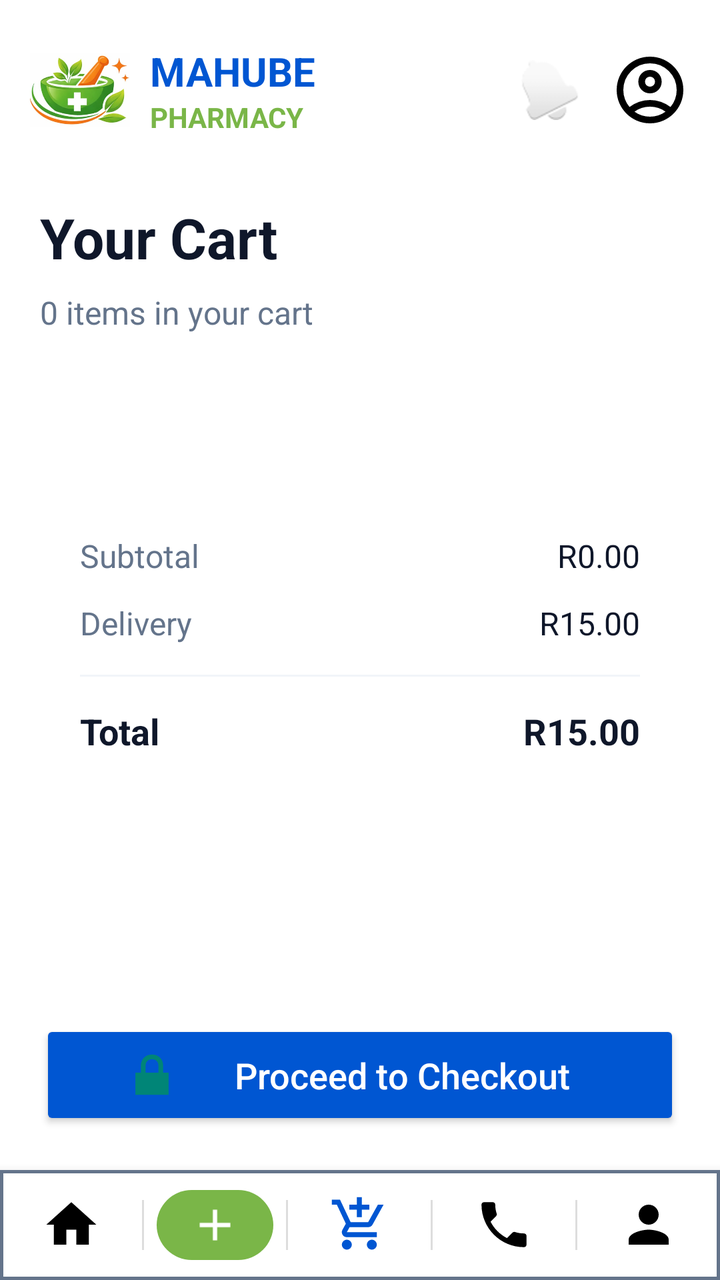
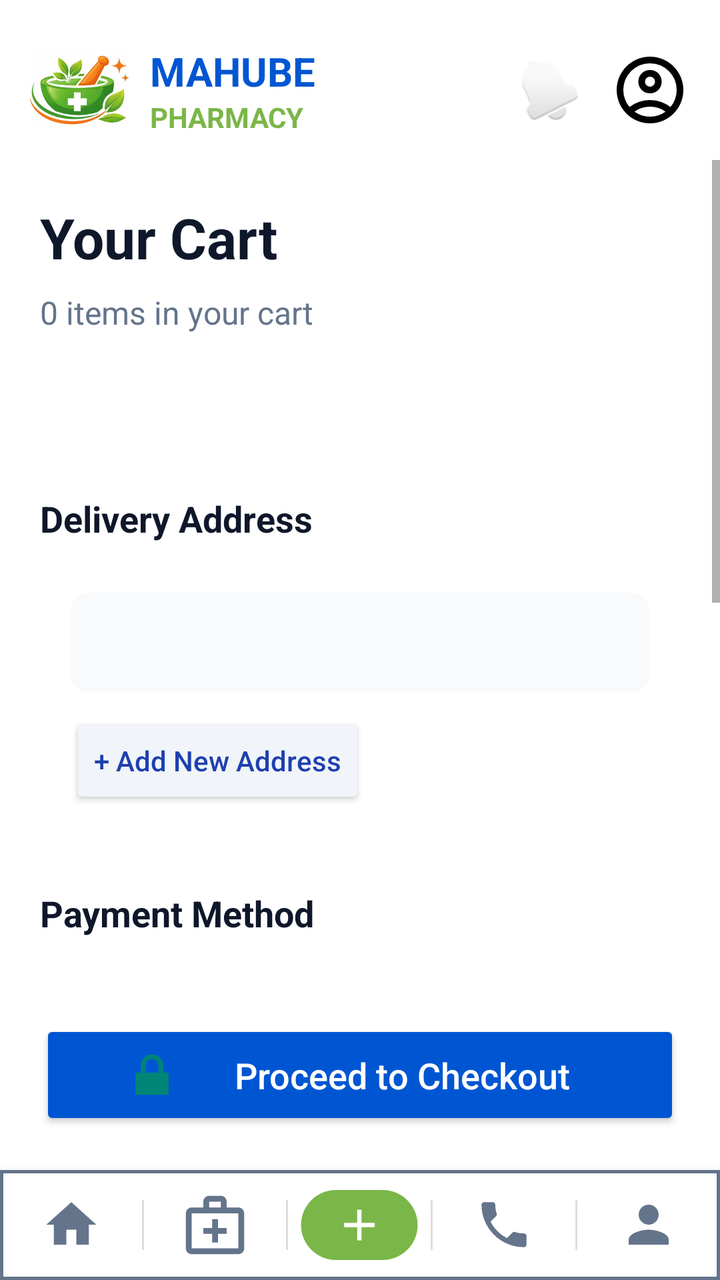

Two renders of the same Android screen: before a commit and after it. Below are the layout's source before the change and the commit's diff.
<!-- AndroidManifest.xml: application theme Theme.MahubePhamarcy -->
<!-- res/layout/cart_page.xml -->
<?xml version="1.0" encoding="utf-8"?>
<LinearLayout xmlns:android="http://schemas.android.com/apk/res/android"
    xmlns:app="http://schemas.android.com/apk/res-auto"
    android:layout_width="match_parent"
    android:layout_height="match_parent"
    android:orientation="vertical"
    android:layout_marginTop="25dp"
    android:background="@color/white">

    
    <RelativeLayout
        android:layout_width="match_parent"
        android:layout_height="wrap_content"
        android:layout_marginTop="20dp"
        android:clickable="true"
        android:paddingHorizontal="15dp">

        <ImageView
            android:id="@+id/Icon"
            android:layout_width="50dp"
            android:layout_height="50dp"
            android:layout_alignParentStart="true"
            android:layout_centerVertical="true"
            android:src="@drawable/icon_image"
            android:contentDescription="@string/app_name"
            android:clickable="true"
            android:onClick="showHomePage" />

        <LinearLayout
            android:id="@+id/logoTextContainer"
            android:layout_width="wrap_content"
            android:layout_height="wrap_content"
            android:layout_centerVertical="true"
            android:layout_marginStart="10dp"
            android:layout_toEndOf="@id/Icon"
            android:orientation="vertical"
            android:clickable="true"
            android:onClick="showHomePage">

            <TextView
                android:id="@+id/mahubePharmacy"
                android:layout_width="wrap_content"
                android:layout_height="wrap_content"
                android:text="@string/mahube"
                android:textColor="@color/button_blue"
                android:textSize="20sp"
                android:textStyle="bold" />

            <TextView
                android:layout_width="wrap_content"
                android:layout_height="wrap_content"
                android:text="@string/pharmacy"
                android:textColor="#7AB648"
                android:textSize="14sp"
                android:textStyle="bold" />
        </LinearLayout>

        <ImageView
            android:id="@+id/profileIcon"
            android:layout_width="40dp"
            android:layout_height="40dp"
            android:layout_alignParentEnd="true"
            android:layout_centerVertical="true"
            app:tint="#64748B"
            android:src="@drawable/account_circle"
            android:contentDescription="Profile"
            android:clickable="true"
            android:onClick="showProfilePage"/>

        <ImageView
            android:id="@+id/notificationIcon"
            android:layout_width="30dp"
            android:layout_height="30dp"
            android:layout_centerVertical="true"
            android:layout_marginEnd="15dp"
            android:layout_toStartOf="@id/profileIcon"
            android:src="@android:drawable/ic_popup_reminder"
            app:tint="#64748B"
            android:contentDescription="Notifications" />
    </RelativeLayout>

    <ScrollView
        android:layout_width="match_parent"
        android:layout_height="0dp"
        android:layout_weight="1"
        android:layout_marginTop="10dp">

        <LinearLayout
            android:layout_width="match_parent"
            android:layout_height="wrap_content"
            android:orientation="vertical"
            android:padding="20dp">

            
            <TextView
                android:layout_width="wrap_content"
                android:layout_height="wrap_content"
                android:text="@string/your_cart"
                android:textColor="#0F172A"
                android:textSize="28sp"
                android:textStyle="bold" />

            <TextView
                android:id="@+id/cartItemsSummary"
                android:layout_width="wrap_content"
                android:layout_height="wrap_content"
                android:layout_marginTop="8dp"
                android:text="0 items in your cart"
                android:textColor="@color/secondary_textColor"
                android:textSize="16sp" />

            
            <LinearLayout
                android:id="@+id/cartItemsContainer"
                android:layout_width="match_parent"
                android:layout_height="wrap_content"
                android:layout_marginTop="25dp"
                android:background="@drawable/edit_box"
                android:backgroundTint="@color/white"
                android:elevation="2dp"
                android:orientation="vertical"
                android:padding="15dp">
                
            </LinearLayout>

            
            <LinearLayout
                android:layout_width="match_parent"
                android:layout_height="wrap_content"
                android:layout_marginTop="25dp"
                android:background="@drawable/edit_box"
                android:backgroundTint="@color/white"
                android:elevation="2dp"
                android:orientation="vertical"
                android:padding="20dp">

                <RelativeLayout
                    android:layout_width="match_parent"
                    android:layout_height="wrap_content">

                    <TextView
                        android:layout_width="wrap_content"
                        android:layout_height="wrap_content"
                        android:text="@string/subtotal"
                        android:textColor="@color/secondary_textColor"
                        android:textSize="16sp" />

                    <TextView
                        android:id="@+id/cartSubtotal"
                        android:layout_width="wrap_content"
                        android:layout_height="wrap_content"
                        android:layout_alignParentEnd="true"
                        android:text="R0.00"
                        android:textColor="#0F172A"
                        android:textSize="16sp" />
                </RelativeLayout>

                <RelativeLayout
                    android:layout_width="match_parent"
                    android:layout_height="wrap_content"
                    android:layout_marginTop="12dp">

                    <TextView
                        android:layout_width="wrap_content"
                        android:layout_height="wrap_content"
                        android:text="@string/delivery"
                        android:textColor="@color/secondary_textColor"
                        android:textSize="16sp" />

                    <TextView
                        android:id="@+id/cartDelivery"
                        android:layout_width="wrap_content"
                        android:layout_height="wrap_content"
                        android:layout_alignParentEnd="true"
                        android:text="R15.00"
                        android:textColor="#0F172A"
                        android:textSize="16sp" />
                </RelativeLayout>

                <View
                    android:layout_width="match_parent"
                    android:layout_height="1dp"
                    android:layout_marginVertical="15dp"
                    android:background="#F1F5F9" />

                <RelativeLayout
                    android:layout_width="match_parent"
                    android:layout_height="wrap_content">

                    <TextView
                        android:layout_width="wrap_content"
                        android:layout_height="wrap_content"
                        android:text="@string/total"
                        android:textColor="#0F172A"
                        android:textSize="18sp"
                        android:textStyle="bold" />

                    <TextView
                        android:id="@+id/cartTotal"
                        android:layout_width="wrap_content"
                        android:layout_height="wrap_content"
                        android:layout_alignParentEnd="true"
                        android:text="R15.00"
                        android:textColor="#0F172A"
                        android:textSize="18sp"
                        android:textStyle="bold" />
                </RelativeLayout>
            </LinearLayout>

        </LinearLayout>
    </ScrollView>

    
    <LinearLayout
        android:layout_width="match_parent"
        android:layout_height="wrap_content"
        android:padding="20dp"
        android:background="@color/white">

        <Button
            android:layout_width="match_parent"
            android:layout_height="55dp"
            android:backgroundTint="@color/button_blue"
            android:text="@string/proceed_to_checkout"
            android:textAllCaps="false"
            android:textColor="@color/white"
            android:textSize="18sp"
            android:drawableStart="@android:drawable/ic_lock_lock"
            android:drawablePadding="10dp"
            android:paddingHorizontal="40dp" />
    </LinearLayout>

    <LinearLayout
        android:layout_width="match_parent"
        android:layout_height="55dp"
        android:background="@drawable/nav_background"
        android:elevation="8dp"
        android:orientation="horizontal"
        android:gravity="center_vertical"
        android:outlineAmbientShadowColor="@color/black">
        <ImageView
            android:layout_width="0dp"
            android:layout_height="30dp"
            android:layout_weight="1"
            android:clickable="true"
            android:contentDescription="Home"
            android:src="@drawable/ic_home"
            android:tint="@color/black"
            android:onClick="showHomePage"/>
        <TextView android:layout_width="1dp" android:layout_height="25dp" android:background="#DDDDDD" />
        <ImageView
            android:layout_width="0dp"
            android:layout_height="35dp"
            android:layout_weight="1"
            android:clickable="true"
            android:contentDescription="Prescriptions"
            android:src="@drawable/ic_prescriptions_item"
            android:onClick="showUploadPresciptionPage"/>
        <TextView android:layout_width="1dp" android:layout_height="25dp" android:background="#DDDDDD" />
        <ImageView
            android:layout_width="0dp"
            android:layout_height="30dp"
            android:layout_weight="1"
            android:clickable="true"
            android:contentDescription="Cart"
            android:src="@drawable/shopping_cart"
            android:tint="@color/button_blue"
            android:onClick="showCartPage" />
        <TextView android:layout_width="1dp" android:layout_height="25dp" android:background="#DDDDDD" />
        <ImageView
            android:layout_width="0dp"
            android:layout_height="30dp"
            android:layout_weight="1"
            android:clickable="true"
            android:contentDescription="Consultation"
            android:src="@drawable/ic_contact"
            android:tint="@color/black"
            android:onClick="showConsultationPage" />
        <TextView android:layout_width="1dp" android:layout_height="25dp" android:background="#DDDDDD" />
        <ImageView
            android:layout_width="0dp"
            android:layout_height="30dp"
            android:layout_weight="1"
            android:clickable="true"
            android:contentDescription="Profile"
            android:src="@drawable/ic_profile"
            android:tint="@color/black"
            android:onClick="showProfilePage" />
    </LinearLayout>
</LinearLayout>
<!-- resources referenced by this layout -->
<resources>
  <color name="black">#FF000000</color>
  <color name="button_blue">#0056D2</color>
  <color name="secondary_textColor">#64748B</color>
  <color name="white">#FFFFFFFF</color>
  <!-- drawable edit_box (drawable) -->
  <?xml version="1.0" encoding="utf-8"?>
  <shape xmlns:android="http://schemas.android.com/apk/res/android"
      android:shape="rectangle"
      android:tint="@color/Input_background">
      <corners android:radius="10dp"/>
  
  
  </shape>
  <!-- drawable ic_home (drawable) -->
  <vector xmlns:android="http://schemas.android.com/apk/res/android"
      android:width="24dp"
      android:height="24dp"
      android:viewportWidth="24"
      android:viewportHeight="24"
      android:tint="?attr/colorControlNormal">
    <path
        android:fillColor="@android:color/white"
        android:pathData="M10,20v-6h4v6h5v-8h3L12,3 2,12h3v8z"/>
  </vector>
  <!-- drawable ic_prescriptions_item (drawable) -->
  <?xml version="1.0" encoding="utf-8"?>
  <layer-list xmlns:android="http://schemas.android.com/apk/res/android">
      <item
          android:width="40dp"
          android:height="24dp"
          android:drawable="@drawable/bg_prescriptions" />
      <item
          android:width="18dp"
          android:height="18dp"
          android:gravity="center"
          android:drawable="@drawable/ic_prescriptions" />
  </layer-list>
  <!-- drawable nav_background (drawable) -->
  <?xml version="1.0" encoding="utf-8"?>
  <shape xmlns:android="http://schemas.android.com/apk/res/android"
      android:shape="rectangle">
      <solid android:color="@color/white"/>
      <stroke android:width="1.5dp"
          android:color="@color/secondary_textColor"/>
  
  </shape>
  <!-- drawable shopping_cart (drawable) -->
  <vector xmlns:android="http://schemas.android.com/apk/res/android" android:height="24dp" android:tint="#000000" android:viewportHeight="960" android:viewportWidth="960" android:width="24dp">
        
      <path android:fillColor="@android:color/white" android:pathData="M440,360L440,240L320,240L320,160L440,160L440,40L520,40L520,160L640,160L640,240L520,240L520,360L440,360ZM223.5,856.5Q200,833 200,800Q200,767 223.5,743.5Q247,720 280,720Q313,720 336.5,743.5Q360,767 360,800Q360,833 336.5,856.5Q313,880 280,880Q247,880 223.5,856.5ZM623.5,856.5Q600,833 600,800Q600,767 623.5,743.5Q647,720 680,720Q713,720 736.5,743.5Q760,767 760,800Q760,833 736.5,856.5Q713,880 680,880Q647,880 623.5,856.5ZM40,160L40,80L171,80L341,440L621,440Q621,440 621,440Q621,440 621,440L777,160L868,160L692,478Q681,498 662.5,509Q644,520 622,520L324,520L280,600Q280,600 280,600Q280,600 280,600L760,600L760,680L280,680Q235,680 211.5,641Q188,602 210,562L264,464L120,160L40,160Z"/>
      
  </vector>
  <string name="app_name">Mahube Phamarcy</string>
  <string name="delivery">Delivery</string>
  <string name="mahube">MAHUBE</string>
  <string name="pharmacy">PHARMACY</string>
  <string name="proceed_to_checkout">Proceed to Checkout</string>
  <string name="subtotal">Subtotal</string>
  <string name="total">Total</string>
  <string name="your_cart">Your Cart</string>
  <style name="Theme.MahubePhamarcy" parent="android:Theme.Material.Light.NoActionBar" />
  <color name="Input_background">#F1F5F9</color>
  <!-- drawable bg_prescriptions (drawable) -->
  <?xml version="1.0" encoding="utf-8"?>
  <shape xmlns:android="http://schemas.android.com/apk/res/android">
      <solid android:color="#7AB648" />
      <corners android:radius="20dp" />
  </shape>
  <!-- drawable ic_prescriptions (drawable) -->
  <vector xmlns:android="http://schemas.android.com/apk/res/android"
      android:width="24dp"
      android:height="24dp"
      android:viewportWidth="24"
      android:viewportHeight="24">
      <path
          android:fillColor="#FFFFFF"
          android:pathData="M19,13H13V19H11V13H5V11H11V5H13V11H19V13Z" />
  </vector>
  <!-- unchanged entries left out for length: 4 -->
</resources>

<!-- the commit's change to res/layout/cart_page.xml (unified diff, before → after) -->
@@ -124,6 +124,85 @@
             </LinearLayout>
 
             
+            <TextView
+                android:layout_width="wrap_content"
+                android:layout_height="wrap_content"
+                android:layout_marginTop="25dp"
+                android:text="Delivery Address"
+                android:textColor="#0F172A"
+                android:textSize="18sp"
+                android:textStyle="bold" />
+
+            <LinearLayout
+                android:layout_width="match_parent"
+                android:layout_height="wrap_content"
+                android:layout_marginTop="10dp"
+                android:background="@drawable/edit_box"
+                android:backgroundTint="@color/white"
+                android:elevation="2dp"
+                android:orientation="vertical"
+                android:padding="15dp">
+
+                <Spinner
+                    android:id="@+id/addressSpinner"
+                    android:layout_width="match_parent"
+                    android:layout_height="50dp"
+                    android:background="@drawable/edit_box"
+                    android:backgroundTint="#F8FAFC" />
+
+                <Button
+                    android:id="@+id/addNewAddressBtn"
+                    android:layout_width="wrap_content"
+                    android:layout_height="wrap_content"
+                    android:layout_marginTop="10dp"
+                    android:backgroundTint="#F1F5F9"
+                    android:text="+ Add New Address"
+                    android:textAllCaps="false"
+                    android:textColor="#1E40AF"
+                    android:textSize="14sp"
+                    android:onClick="showAddressPage" />
+            </LinearLayout>
+
+            
+            <TextView
+                android:layout_width="wrap_content"
+                android:layout_height="wrap_content"
+                android:layout_marginTop="25dp"
+                android:text="Payment Method"
+                android:textColor="#0F172A"
+                android:textSize="18sp"
+                android:textStyle="bold" />
+
+            <RadioGroup
+                android:id="@+id/paymentMethodGroup"
+                android:layout_width="match_parent"
+                android:layout_height="wrap_content"
+                android:layout_marginTop="10dp"
+                android:background="@drawable/edit_box"
+                android:backgroundTint="@color/white"
+                android:elevation="2dp"
+                android:padding="10dp"
+                android:orientation="vertical">
+
+                <RadioButton
+                    android:id="@+id/radioCard"
+                    android:layout_width="match_parent"
+                    android:layout_height="wrap_content"
+                    android:text="Pay with Card"
+                    android:checked="true"
+                    android:textColor="#0F172A"
+                    android:padding="10dp" />
+
+                <RadioButton
+                    android:id="@+id/radioCash"
+                    android:layout_width="match_parent"
+                    android:layout_height="wrap_content"
+                    android:text="Pay with Cash"
+                    android:textColor="#0F172A"
+                    android:padding="10dp" />
+            </RadioGroup>
+
+            
             <LinearLayout
                 android:layout_width="match_parent"
                 android:layout_height="wrap_content"
@@ -207,6 +286,21 @@
                 </RelativeLayout>
             </LinearLayout>
 
+            <Button
+                android:id="@+id/btnEmailCart"
+                android:layout_width="match_parent"
+                android:layout_height="wrap_content"
+                android:layout_marginTop="15dp"
+                android:backgroundTint="#F1F5F9"
+                android:text="Email Cart Summary"
+                android:textAllCaps="false"
+                android:textColor="#1E40AF"
+                android:textSize="14sp"
+                android:drawableStart="@android:drawable/ic_dialog_email"
+                android:drawablePadding="10dp"
+                android:paddingHorizontal="20dp"
+                android:onClick="handleEmailCart" />
+
         </LinearLayout>
     </ScrollView>
 
@@ -218,6 +312,7 @@
         android:background="@color/white">
 
         <Button
+            android:id="@+id/checkoutBtn"
             android:layout_width="match_parent"
             android:layout_height="55dp"
             android:backgroundTint="@color/button_blue"
@@ -244,9 +339,19 @@
             android:layout_weight="1"
             android:clickable="true"
             android:contentDescription="Home"
-            android:src="@drawable/ic_home"
-            android:tint="@color/black"
+            android:src="@drawable/ic_home" android:tint="#64748B"
             android:onClick="showHomePage"/>
+        <TextView android:layout_width="1dp" android:layout_height="25dp" android:background="#DDDDDD" />
+        <ImageView
+            android:layout_width="0dp"
+            android:layout_height="35dp"
+            android:layout_weight="1"
+            android:clickable="true"
+            android:contentDescription="Prescriptions"
+            android:tint="#64748B"
+            android:src="@drawable/ic_services"
+            android:onClick="showServicePage"/>
+
         <TextView android:layout_width="1dp" android:layout_height="25dp" android:background="#DDDDDD" />
         <ImageView
             android:layout_width="0dp"
@@ -262,29 +367,20 @@
             android:layout_height="30dp"
             android:layout_weight="1"
             android:clickable="true"
-            android:contentDescription="Cart"
-            android:src="@drawable/shopping_cart"
-            android:tint="@color/button_blue"
-            android:onClick="showCartPage" />
-        <TextView android:layout_width="1dp" android:layout_height="25dp" android:background="#DDDDDD" />
-        <ImageView
-            android:layout_width="0dp"
-            android:layout_height="30dp"
-            android:layout_weight="1"
-            android:clickable="true"
             android:contentDescription="Consultation"
             android:src="@drawable/ic_contact"
-            android:tint="@color/black"
+            android:tint="#64748B"
             android:onClick="showConsultationPage" />
         <TextView android:layout_width="1dp" android:layout_height="25dp" android:background="#DDDDDD" />
         <ImageView
+            android:id="@+id/nav_profile"
             android:layout_width="0dp"
             android:layout_height="30dp"
             android:layout_weight="1"
             android:clickable="true"
             android:contentDescription="Profile"
             android:src="@drawable/ic_profile"
-            android:tint="@color/black"
-            android:onClick="showProfilePage" />
+            android:tint="#64748B"
+            android:onClick="showAboutPage" />
     </LinearLayout>
 </LinearLayout>
<!-- resource entries referenced after the edit -->
@@ -37,6 +37,17 @@
           android:gravity="center"
           android:drawable="@drawable/ic_prescriptions" />
   </layer-list>
+  <!-- drawable ic_services (drawable) -->
+  <vector xmlns:android="http://schemas.android.com/apk/res/android"
+      android:width="24dp"
+      android:height="24dp"
+      android:viewportWidth="24"
+      android:viewportHeight="24"
+      android:tint="?attr/colorControlNormal">
+    <path
+        android:fillColor="@android:color/white"
+        android:pathData="M20,6h-4V4c0-1.1-0.9-2-2-2h-4C8.9,2,8,2.9,8,4v2H4C2.9,6,2,6.9,2,8v12c0,1.1,0.9,2,2,2h16c1.1,0,2-0.9,2-2V8C22,6.9,21.1,6,20,6z M10,4h4v2h-4V4z M20,20H4V8h16V20z M11,18h2v-3h3v-2h-3v-3h-2v3H8v2h3V18z"/>
+  </vector>
   <!-- drawable nav_background (drawable) -->
   <?xml version="1.0" encoding="utf-8"?>
   <shape xmlns:android="http://schemas.android.com/apk/res/android"
@@ -46,12 +57,6 @@
           android:color="@color/secondary_textColor"/>
   
   </shape>
-  <!-- drawable shopping_cart (drawable) -->
-  <vector xmlns:android="http://schemas.android.com/apk/res/android" android:height="24dp" android:tint="#000000" android:viewportHeight="960" android:viewportWidth="960" android:width="24dp">
-        
-      <path android:fillColor="@android:color/white" android:pathData="M440,360L440,240L320,240L320,160L440,160L440,40L520,40L520,160L640,160L640,240L520,240L520,360L440,360ZM223.5,856.5Q200,833 200,800Q200,767 223.5,743.5Q247,720 280,720Q313,720 336.5,743.5Q360,767 360,800Q360,833 336.5,856.5Q313,880 280,880Q247,880 223.5,856.5ZM623.5,856.5Q600,833 600,800Q600,767 623.5,743.5Q647,720 680,720Q713,720 736.5,743.5Q760,767 760,800Q760,833 736.5,856.5Q713,880 680,880Q647,880 623.5,856.5ZM40,160L40,80L171,80L341,440L621,440Q621,440 621,440Q621,440 621,440L777,160L868,160L692,478Q681,498 662.5,509Q644,520 622,520L324,520L280,600Q280,600 280,600Q280,600 280,600L760,600L760,680L280,680Q235,680 211.5,641Q188,602 210,562L264,464L120,160L40,160Z"/>
-      
-  </vector>
   <string name="app_name">Mahube Phamarcy</string>
   <string name="delivery">Delivery</string>
   <string name="mahube">MAHUBE</string>
